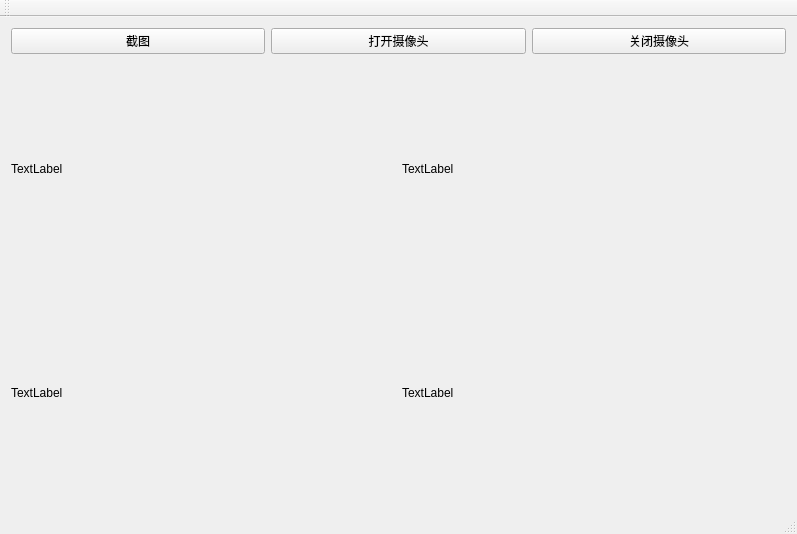
Old version of the form QtGuiVisionPrj/QtGuiVisionPrj/QtGuiVisionPrj.ui in the repository KingBoyBIT/StereoVision-InertialSensorFilter.
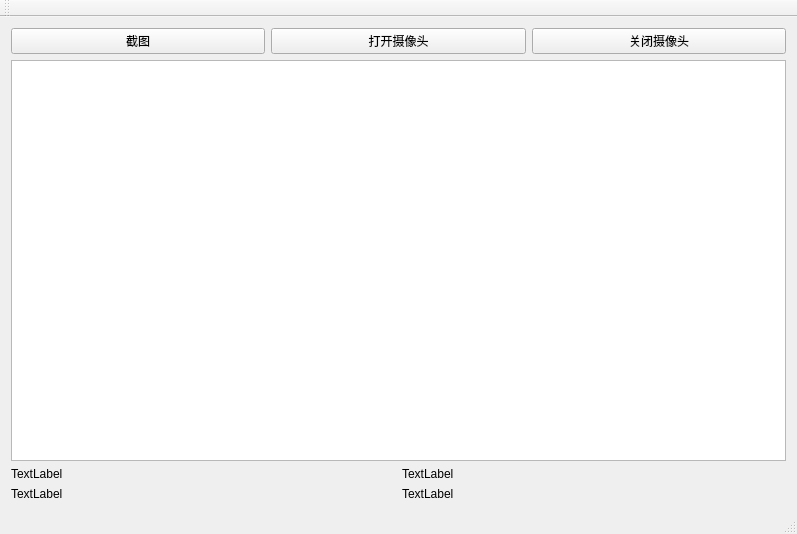
New version of the form.

Diff of the .ui file:
```diff
--- a/QtGuiVisionPrj/QtGuiVisionPrj/QtGuiVisionPrj.ui
+++ b/QtGuiVisionPrj/QtGuiVisionPrj/QtGuiVisionPrj.ui
@@ -40,6 +40,9 @@
           </property>
          </widget>
         </item>
+        <item row="1" column="0" colspan="3">
+         <widget class="QTextEdit" name="textEdit"/>
+        </item>
        </layout>
       </item>
       <item row="1" column="0">
```
